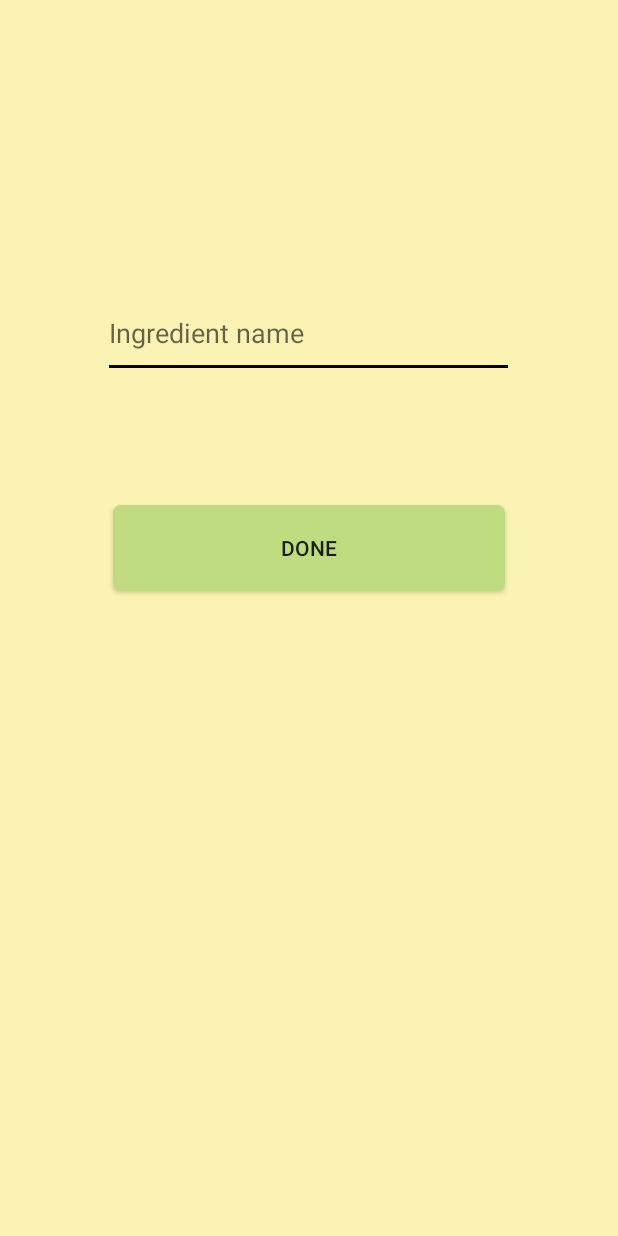
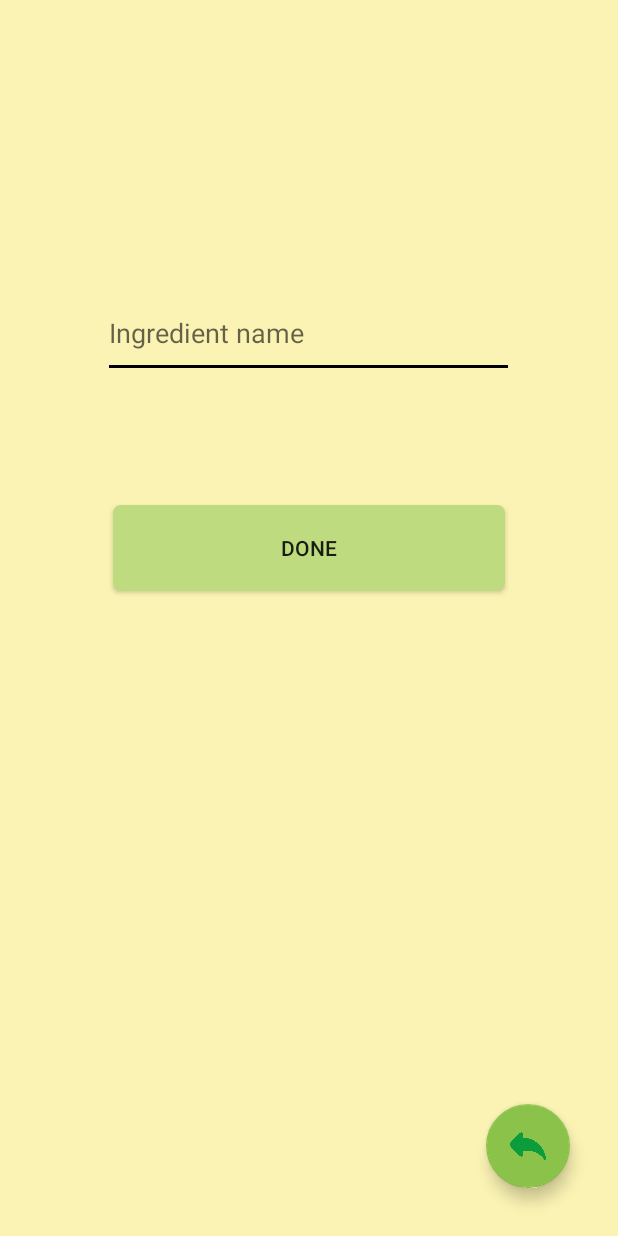
Before and after one commit to elleizar/fridgeful, an Android app: the DeleteInActivity screen opened directly, with no data from a screen before it, on a phone screen of 412 x 824 dp. Run offline under Robolectric (Android 15) with nearby library versions, the phone set to English and light mode, and no system bars; Roboto replaces fonts that are not available here.

Commit message:
added back button

```diff
--- a/app/src/main/java/com/example/fridge/DeleteInActivity.java
+++ b/app/src/main/java/com/example/fridge/DeleteInActivity.java
@@ -37,6 +37,12 @@ public class DeleteInActivity extends AppCompatActivity {
             case R.id.done: {
                 Intent intent = new Intent(this, ListActivity.class);
                 startActivity(intent);
+                break;
+            }
+            case R.id.back: {
+                Intent intent = new Intent(this, ListActivity.class);
+                startActivity(intent);
+                break;
             }
         }
     }
--- a/app/src/main/res/layout/activity_delete_in.xml
+++ b/app/src/main/res/layout/activity_delete_in.xml
@@ -40,4 +40,22 @@
         app:layout_constraintTop_toBottomOf="@+id/name"
         app:layout_constraintVertical_bias="0.002" />
 
+    <com.google.android.material.floatingactionbutton.FloatingActionButton
+        android:id="@+id/back"
+        android:layout_width="wrap_content"
+        android:layout_height="wrap_content"
+        android:layout_gravity="bottom|end"
+        android:layout_marginEnd="32dp"
+        android:layout_marginRight="32dp"
+        android:layout_marginBottom="32dp"
+        android:clickable="true"
+        android:focusable="true"
+        android:onClick="onClick"
+        app:backgroundTint="#8BC34A"
+        app:layout_constraintBottom_toBottomOf="parent"
+        app:layout_constraintEnd_toEndOf="parent"
+        app:layout_constraintHorizontal_bias="1.0"
+        app:layout_constraintStart_toStartOf="parent"
+        app:srcCompat="@drawable/back" />
+
 </androidx.constraintlayout.widget.ConstraintLayout>
```
Also changed, not shown: app/src/main/java/com/example/fridge/IngredientActivity.java (+12 -3 lines), app/src/main/res/layout/activity_ingredient.xml (+18 -0 lines).
